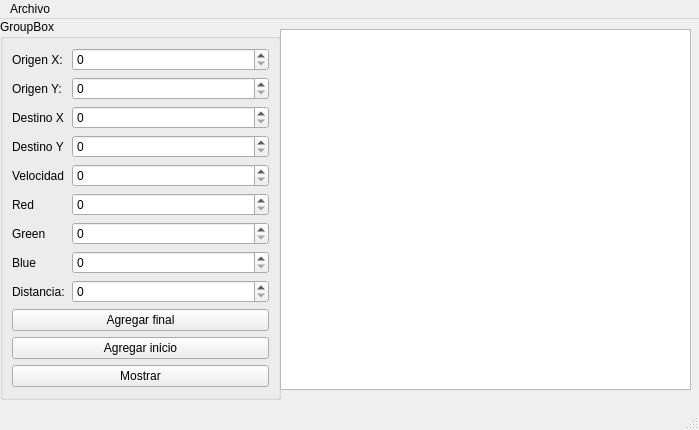
Old version of the form src/mainwindow.ui in the repository Diego-Armando-H/Actividad-8.
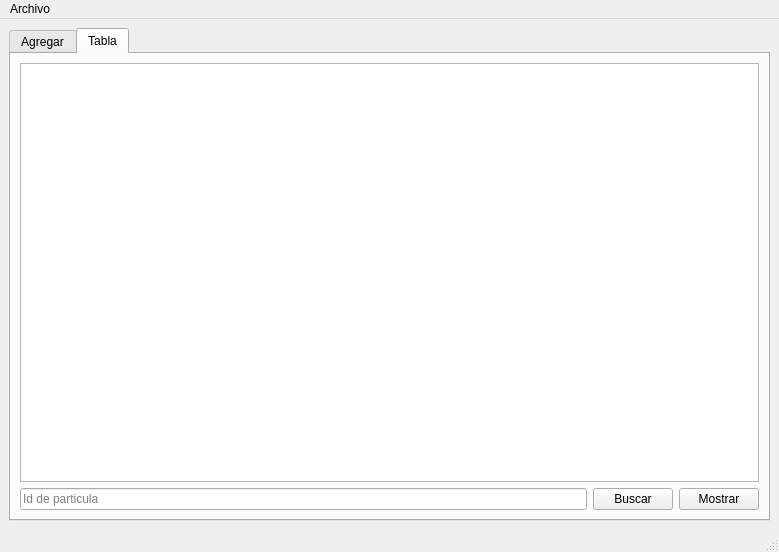
New version of the form.

What changed in the file:
```diff
--- a/src/mainwindow.ui
+++ b/src/mainwindow.ui
@@ -6,23 +6,27 @@
    <rect>
     <x>0</x>
     <y>0</y>
-    <width>699</width>
-    <height>430</height>
+    <width>779</width>
+    <height>552</height>
    </rect>
   </property>
   <property name="windowTitle">
    <string>MainWindow</string>
   </property>
   <widget class="QWidget" name="centralwidget">
+   <layout class="QGridLayout" name="gridLayout_3">
+    <item row="0" column="0">
+     <widget class="QTabWidget" name="tabWidget">
+      <property name="currentIndex">
+       <number>1</number>
+      </property>
+      <widget class="QWidget" name="tab">
+       <attribute name="title">
+        <string>Agregar</string>
+       </attribute>
+       <layout class="QGridLayout" name="gridLayout">
+        <item row="0" column="0">
    <widget class="QGroupBox" name="groupBox">
-    <property name="geometry">
-     <rect>
-      <x>0</x>
-      <y>0</y>
-      <width>281</width>
-      <height>381</height>
-     </rect>
-    </property>
     <property name="title">
      <string>GroupBox</string>
     </property>
@@ -185,23 +189,63 @@
      </item>
     </layout>
    </widget>
+        </item>
+        <item row="0" column="1">
    <widget class="QPlainTextEdit" name="plainTextEdit">
-    <property name="geometry">
-     <rect>
-      <x>280</x>
-      <y>10</y>
-      <width>411</width>
-      <height>361</height>
-     </rect>
-    </property>
-   </widget>
+          <property name="maximumSize">
+           <size>
+            <width>500</width>
+            <height>16777215</height>
+           </size>
+          </property>
+          <property name="frameShadow">
+           <enum>QFrame::Raised</enum>
+          </property>
+         </widget>
+        </item>
+       </layout>
+      </widget>
+      <widget class="QWidget" name="tab_2">
+       <attribute name="title">
+        <string>Tabla</string>
+       </attribute>
+       <layout class="QGridLayout" name="gridLayout_2">
+        <item row="0" column="0" colspan="3">
+         <widget class="QTableWidget" name="tableParticulas"/>
+        </item>
+        <item row="1" column="0">
+         <widget class="QLineEdit" name="searchEdit">
+          <property name="placeholderText">
+           <string>Id de particula</string>
+          </property>
+         </widget>
+        </item>
+        <item row="1" column="1">
+         <widget class="QPushButton" name="buscar_pushButton">
+          <property name="text">
+           <string>Buscar</string>
+          </property>
+         </widget>
+        </item>
+        <item row="1" column="2">
+         <widget class="QPushButton" name="mostrar_pushButton">
+          <property name="text">
+           <string>Mostrar</string>
+          </property>
+         </widget>
+        </item>
+       </layout>
+      </widget>
+     </widget>
+    </item>
+   </layout>
   </widget>
   <widget class="QMenuBar" name="menubar">
    <property name="geometry">
     <rect>
      <x>0</x>
      <y>0</y>
-     <width>699</width>
+     <width>779</width>
      <height>26</height>
     </rect>
    </property>
```
Lines whose indentation alone changed are shown as unchanged.
